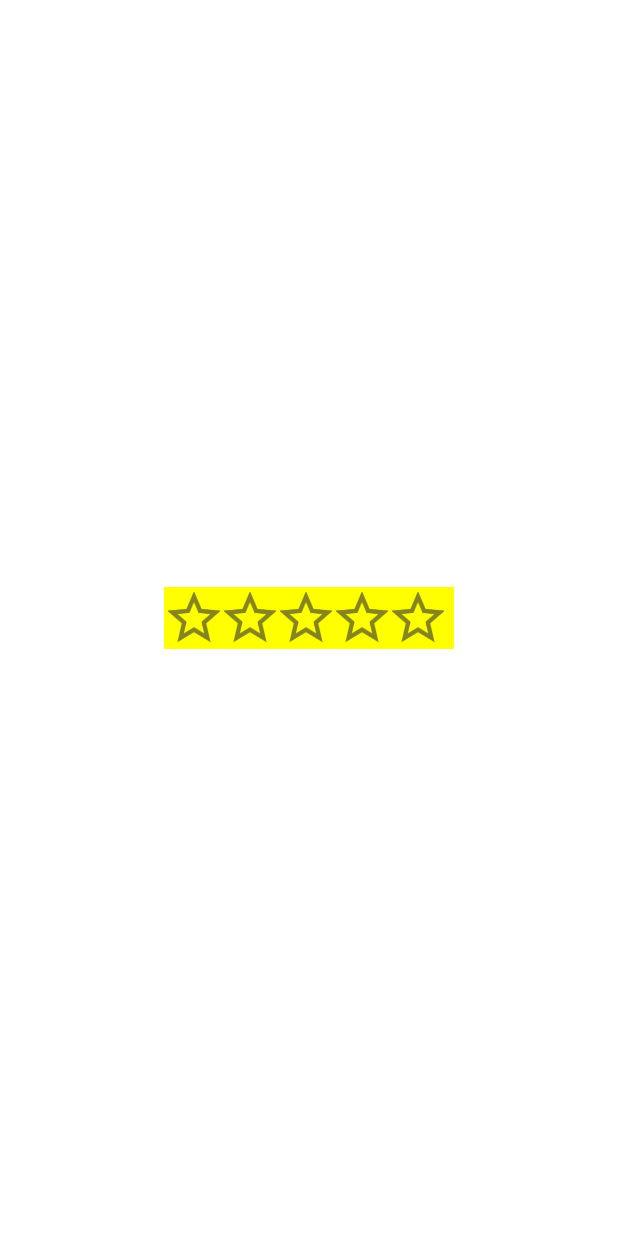
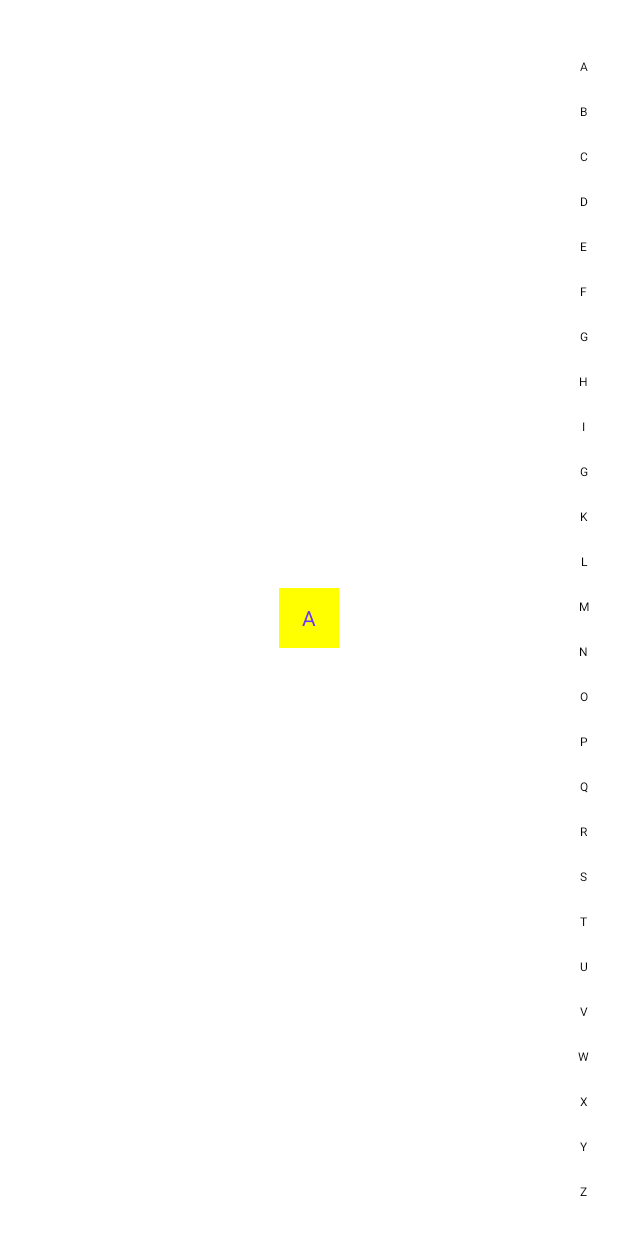
Before and after one commit to NobodyCaiCai/hongchenglearing, an Android app: the screen it shows after launch (MainActivity), on a phone screen of 412 x 824 dp. Run offline under Robolectric (Android 15) with nearby library versions, the phone set to English and light mode, and no system bars.

Commit message:
custom view: LetterSideBar

```diff
--- a/app/src/main/java/com/caicai/myapplication/MainActivity.kt
+++ b/app/src/main/java/com/caicai/myapplication/MainActivity.kt
@@ -5,13 +5,16 @@ import android.os.Bundle
 import android.os.Handler
 import android.os.Looper
 import android.util.Log
+import android.view.View
 import android.view.animation.DecelerateInterpolator
 import android.widget.Button
+import android.widget.TextView
 import androidx.appcompat.app.AppCompatActivity
 import com.caicai.myapplication.customView6_shapeView.ShapeView
 import com.caicai.myapplication.customView3_qqStepView.QQStepView
 import com.caicai.myapplication.customView4_colorTextView.ColorTrackTextView
 import com.caicai.myapplication.customView5_progressBar.ProgressBar
+import com.caicai.myapplication.customView8_LetterSideBar.LetterSideBar
 
 class MainActivity : AppCompatActivity() {
     companion object {
@@ -32,6 +35,17 @@ class MainActivity : AppCompatActivity() {
 //        findViewById<Button>(R.id.test_shape_view_button).setOnClickListener {
 //            testShapeView()
 //        }
+        // 测试 LetterSideBar
+        val textView: TextView = findViewById(R.id.text_view)
+        val letterSideBar: LetterSideBar = findViewById(R.id.letter_side_bar)
+        letterSideBar.setOnLetterTouchListener { letter, isTouch ->
+            if (isTouch == true) {
+                textView.visibility = View.VISIBLE
+                textView.text = letter
+            } else {
+                textView.visibility = View.GONE
+            }
+        }
     }
 
     private fun testShapeView() {
--- a/app/src/main/java/com/caicai/myapplication/customView7_ratingbar/RatingBar.java
+++ b/app/src/main/java/com/caicai/myapplication/customView7_ratingbar/RatingBar.java
@@ -18,7 +18,6 @@ import androidx.annotation.Nullable;
 import com.caicai.myapplication.R;
 
 public class RatingBar extends View {
-
     private static final String TAG = "RatingBar";
     private final Bitmap mStartNormal;
     private final Bitmap mStartFocus;
--- /dev/null
+++ b/app/src/main/java/com/caicai/myapplication/customView8_LetterSideBar/LetterSideBar.java
@@ -0,0 +1,132 @@
+package com.caicai.myapplication.customView8_LetterSideBar;
+
+import android.content.Context;
+import android.content.res.TypedArray;
+import android.graphics.Canvas;
+import android.graphics.Color;
+import android.graphics.Paint;
+import android.util.AttributeSet;
+ import android.util.TypedValue;
+import android.view.MotionEvent;
+import android.view.View;
+
+import androidx.annotation.NonNull;
+import androidx.annotation.Nullable;
+
+import com.caicai.myapplication.R;
+
+public class LetterSideBar extends View {
+
+    private static final String TAG = "LetterSideBar";
+    private static final String[] mLetters = new String[]{"A", "B", "C", "D", "E", "F", "G", "H", "I", "G", "K", "L", "M", "N", "O", "P", "Q", "R", "S", "T", "U", "V", "W", "X", "Y", "Z"};
+    private Paint mPaint;
+    private final int mPaintNormalColor;
+    private final int mPaintChangeColor;
+    private final int mPaintSize;
+    private final int mLetterGap;
+    private int currentLetterIndex = -1;
+    private OnLetterTouchListener mLetterTouchListener = null;
+
+    public LetterSideBar(Context context) {
+        this(context, null);
+    }
+
+    public LetterSideBar(Context context, @Nullable AttributeSet attrs) {
+        this(context, attrs, 0);
+    }
+
+    public LetterSideBar(Context context, @Nullable AttributeSet attrs, int defStyleAttr) {
+        super(context, attrs, defStyleAttr);
+        TypedArray typedArray = context.obtainStyledAttributes(attrs, R.styleable.LetterSideBar);
+        mPaintNormalColor = typedArray.getColor(R.styleable.LetterSideBar_paintNormalColor, Color.BLACK);
+        mPaintChangeColor = typedArray.getColor(R.styleable.LetterSideBar_paintChangeColor, Color.BLUE);
+        mPaintSize = typedArray.getDimensionPixelSize(R.styleable.LetterSideBar_paintSize, spToDp(10));
+        mLetterGap = typedArray.getDimensionPixelSize(R.styleable.LetterSideBar_letterGap, spToDp(10));
+        typedArray.recycle();
+        initPaint();
+    }
+
+    private int spToDp(int sp) {
+        return (int) TypedValue.applyDimension(TypedValue.COMPLEX_UNIT_SP, sp, getResources().getDisplayMetrics());
+    }
+
+    private void initPaint() {
+        mPaint = new Paint();
+        mPaint.setAntiAlias(true);
+        mPaint.setColor(mPaintNormalColor);
+        mPaint.setTextSize(spToDp(mPaintSize));
+    }
+
+    @Override
+    protected void onMeasure(int widthMeasureSpec, int heightMeasureSpec) {
+        super.onMeasure(widthMeasureSpec, heightMeasureSpec);
+        int len = (int) mPaint.measureText("A");
+        int width = getPaddingLeft() + getPaddingRight() + len;
+        int height = MeasureSpec.getSize(heightMeasureSpec);
+        setMeasuredDimension(width, height);
+    }
+
+    @Override
+    protected void onDraw(@NonNull Canvas canvas) {
+        for (int i = 0; i < mLetters.length; i++) {
+            int x = getXIndex(mLetters[i]);
+            int y = getYIndex(i);
+            if (i == currentLetterIndex) {
+                mPaint.setColor(mPaintChangeColor);
+                canvas.drawText(mLetters[i], x, y, mPaint);
+            } else {
+                mPaint.setColor(mPaintNormalColor);
+                canvas.drawText(mLetters[i], x, y, mPaint);
+            }
+        }
+    }
+
+    private int getXIndex(String mLetter) {
+        float textLen = mPaint.measureText(mLetter);
+        return (int) ((getWidth() - textLen) / 2);
+    }
+
+    private int getYIndex(int index) {
+        int itemHeight = (getHeight() - getPaddingTop() - getPaddingBottom()) / mLetters.length;
+        int centerY = index * itemHeight + itemHeight / 2 + getPaddingTop() + mLetterGap;
+        Paint.FontMetricsInt fontMetricsInt = mPaint.getFontMetricsInt();
+        return  centerY + (fontMetricsInt.bottom - fontMetricsInt.top) / 2 - fontMetricsInt.bottom;
+    }
+
+    @Override
+    public boolean onTouchEvent(MotionEvent event) {
+        switch (event.getAction()) {
+            case MotionEvent.ACTION_DOWN:
+            case MotionEvent.ACTION_MOVE:
+                performClick();
+                float yIndex = event.getY() - getPaddingTop();
+                int itemHeight = (getHeight() - getPaddingTop() - getPaddingBottom()) / mLetters.length;
+                currentLetterIndex = (int) (yIndex / itemHeight);
+                if (mLetterTouchListener != null && currentLetterIndex >= 0 && currentLetterIndex < mLetters.length) {
+                    mLetterTouchListener.touch(mLetters[currentLetterIndex], true);
+                }
+                invalidate();
+                break;
+            case MotionEvent.ACTION_UP:
+                if (mLetterTouchListener != null) {
+                    mLetterTouchListener.touch(mLetters[currentLetterIndex], false);
+                }
+                break;
+        }
+
+        return true;
+    }
+
+    @Override
+    public boolean performClick() {
+        return super.performClick();
+    }
+
+    public void setOnLetterTouchListener(OnLetterTouchListener letterTouchListener) {
+        this.mLetterTouchListener = letterTouchListener;
+    }
+
+    public interface OnLetterTouchListener{
+        void touch(CharSequence letter, Boolean isTouch);
+    }
+}
--- a/app/src/main/res/layout/activity_main.xml
+++ b/app/src/main/res/layout/activity_main.xml
@@ -134,6 +134,7 @@
         android:layout_height="wrap_content"
         android:padding="3dp"
         android:background="@color/yellow"
+        android:visibility="gone"
         app:gradeNumber="5"
         app:distanceGap="2dp"
         app:startNormal="@drawable/star_normal"
@@ -142,4 +143,29 @@
         app:layout_constraintEnd_toEndOf="parent"
         app:layout_constraintStart_toStartOf="parent"
         app:layout_constraintTop_toTopOf="parent" />
+
+    <com.caicai.myapplication.customView8_LetterSideBar.LetterSideBar
+        android:id="@+id/letter_side_bar"
+        android:layout_width="wrap_content"
+        android:layout_height="wrap_content"
+        android:padding="20dp"
+        app:paintSize="5dp"
+        app:paintChangeColor="@color/blue"
+        app:paintNormalColor="@color/black"
+        app:layout_constraintTop_toTopOf="parent"
+        app:layout_constraintBottom_toBottomOf="parent"
+        app:layout_constraintEnd_toEndOf="parent" />
+
+    <TextView
+        android:id="@+id/text_view"
+        android:layout_width="40dp"
+        android:layout_height="40dp"
+        android:textColor="@color/blue"
+        android:background="@color/yellow"
+        android:text="@string/test_letter"
+        android:gravity="center"
+        app:layout_constraintBottom_toBottomOf="parent"
+        app:layout_constraintEnd_toEndOf="parent"
+        app:layout_constraintStart_toStartOf="parent"
+        app:layout_constraintTop_toTopOf="parent" />
 </androidx.constraintlayout.widget.ConstraintLayout>
--- a/app/src/main/res/values/strings.xml
+++ b/app/src/main/res/values/strings.xml
@@ -4,4 +4,5 @@
     <string name="from_left_to_right">从左到右</string>
     <string name="from_right_to_left">从右到左</string>
     <string name="test">测试</string>
+    <string name="test_letter">A</string>
 </resources>
```
Also changed, not shown: app/src/main/res/values/attrs.xml (+7 -0 lines).
